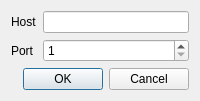
This is desktop/src/app/ConnectionDialog.ui in P175B178/project-full-impl as Qt 5 draws it before an edit. The edited form follows.
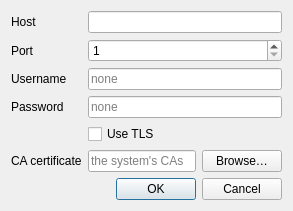
This is the edited form.

Commit message:
Connect the console over TLS with a password
The password is not remembered: QSettings would store it as plain text, so a start
with a username set asks for it. A refused login or a failed certificate check is
not retried, since retrying cannot fix them.

Patch:
```diff
--- a/desktop/src/app/ConnectionDialog.ui
+++ b/desktop/src/app/ConnectionDialog.ui
@@ -39,7 +39,79 @@
      </property>
     </widget>
    </item>
-   <item row="2" column="0" colspan="2">
+   <item row="2" column="0">
+    <widget class="QLabel" name="usernameCaption">
+     <property name="text">
+      <string>Username</string>
+     </property>
+     <property name="buddy">
+      <cstring>usernameEdit</cstring>
+     </property>
+    </widget>
+   </item>
+   <item row="2" column="1">
+    <widget class="QLineEdit" name="usernameEdit">
+     <property name="placeholderText">
+      <string>none</string>
+     </property>
+    </widget>
+   </item>
+   <item row="3" column="0">
+    <widget class="QLabel" name="passwordCaption">
+     <property name="text">
+      <string>Password</string>
+     </property>
+     <property name="buddy">
+      <cstring>passwordEdit</cstring>
+     </property>
+    </widget>
+   </item>
+   <item row="3" column="1">
+    <widget class="QLineEdit" name="passwordEdit">
+     <property name="echoMode">
+      <enum>QLineEdit::Password</enum>
+     </property>
+     <property name="placeholderText">
+      <string>none</string>
+     </property>
+    </widget>
+   </item>
+   <item row="4" column="1">
+    <widget class="QCheckBox" name="useTlsCheck">
+     <property name="text">
+      <string>Use TLS</string>
+     </property>
+    </widget>
+   </item>
+   <item row="5" column="0">
+    <widget class="QLabel" name="caCertCaption">
+     <property name="text">
+      <string>CA certificate</string>
+     </property>
+     <property name="buddy">
+      <cstring>caCertEdit</cstring>
+     </property>
+    </widget>
+   </item>
+   <item row="5" column="1">
+    <layout class="QHBoxLayout" name="caCertRow">
+     <item>
+      <widget class="QLineEdit" name="caCertEdit">
+       <property name="placeholderText">
+        <string>the system's CAs</string>
+       </property>
+      </widget>
+     </item>
+     <item>
+      <widget class="QPushButton" name="browseCertButton">
+       <property name="text">
+        <string>Browse…</string>
+       </property>
+      </widget>
+     </item>
+    </layout>
+   </item>
+   <item row="6" column="0" colspan="2">
     <widget class="QDialogButtonBox" name="buttonBox">
      <property name="standardButtons">
       <set>QDialogButtonBox::Cancel|QDialogButtonBox::Ok</set>
```
The commit also changes 9 other files.
